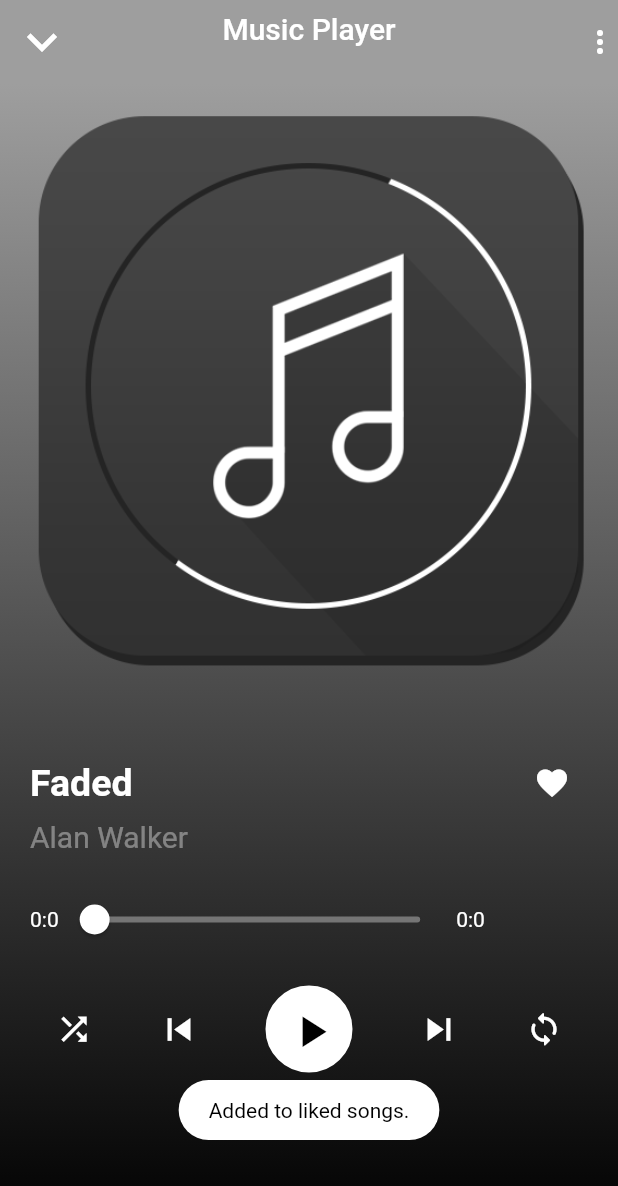
After one commit to sawantmohit25/Practice_concepts, a Flutter app: the PlayAudio screen opened directly, after a tap on the "favorite outline" icon, on a phone screen of 412 x 824 dp. The commit adds this screen. Shown: the top 1186 px of the screen. Run offline on Flutter 3.47's test engine with Material 2 defaults, Android fonts, the phone set to English and light mode, and no system bars; our stand-ins replace audioplayers, barcode_widget, cloud_firestore, device_preview, dio, firebase_auth and 16 more; missing offline and left inert: flutter_barcode_scanner, flutter_downloader, tutorial_coach_mark; accounts and stored records are empty; generated files the repository leaves out were written again.

Commit message:
Implemented downloading audio feature and playing it in music player

```diff
--- /dev/null
+++ b/lib/audio_player/play_downloaded_audio.dart
@@ -0,0 +1,201 @@
+import 'package:audioplayers/audioplayers.dart';
+import 'package:flutter/material.dart';
+import 'package:fluttertoast/fluttertoast.dart';
+import 'package:path_provider/path_provider.dart';
+class PlayAudio extends StatefulWidget {
+  String fileName;
+  PlayAudio({this.fileName});
+   @override
+  _PlayAudioState createState() => _PlayAudioState();
+}
+
+class _PlayAudioState extends State<PlayAudio> {
+
+  bool playing=false,onClicked=false;
+  IconData playButton=Icons.play_arrow;
+  IconData likeButton=Icons.favorite_border;
+
+  AudioPlayer audioPlayer;
+  // AudioCache audioCache;
+
+  Duration position=Duration();
+  Duration musicLength=Duration();
+
+
+
+  Widget slider(){
+    return Container(
+      width:265,
+      child: Slider.adaptive(
+        inactiveColor:Colors.grey[600],
+        activeColor: Colors.white,
+        value:position.inSeconds.toDouble(),
+        max:musicLength.inSeconds.toDouble(),
+        onChanged:(val){
+          seekToSec(val.toInt());
+        },
+      ),
+    );
+  }
+
+  void seekToSec(int sec) {
+    Duration newPosition=Duration(seconds:sec);
+    audioPlayer.seek(newPosition);
+  }
+
+  @override
+  void initState() {
+    audioPlayer=AudioPlayer();
+    // audioCache=AudioCache(fixedPlayer:audioPlayer);
+
+    audioPlayer.onDurationChanged.listen((d) {
+      setState(() {
+        musicLength=d;
+      });
+    });
+
+    audioPlayer.onAudioPositionChanged.listen((p) {
+      setState(() {
+        position=p;
+      });
+    });
+
+    // audioCache.load('faded.mp3');
+    super.initState();
+    super.initState();
+  }
+  @override
+  Widget build(BuildContext context) {
+    return Scaffold(
+      appBar:AppBar(
+        title:Column(
+          children: [
+            Text('Music Player',style:TextStyle(fontSize:20.0),),
+            Text(widget.fileName!=null?'${widget.fileName}.mp3':'',style:TextStyle(fontSize:15.0,fontWeight:FontWeight.bold),)
+          ],
+        ),
+        centerTitle:true,
+        elevation:0,
+        backgroundColor:Colors.grey,
+        leading:Icon(Icons.keyboard_arrow_down_outlined,size:40,),
+        actions: [
+          Icon(Icons.more_vert)
+        ],
+      ),
+      body:Container(
+        decoration:BoxDecoration(
+            gradient:LinearGradient(
+              colors: [
+                Colors.grey,
+                Colors.black
+              ],
+              begin:Alignment.topCenter,
+              end:Alignment.bottomCenter,
+            )
+        ),
+        child:Padding(
+          padding:EdgeInsets.fromLTRB(20.0,20.0,20.0,20.0),
+          child:Column(
+            children: [
+              Container(
+                child:Image.asset('assets/musicplayer.png'),
+              ),
+              SizedBox(height:50.0,),
+              Row(
+                mainAxisAlignment:MainAxisAlignment.spaceBetween,
+                children: [
+                  Row(
+                    mainAxisAlignment:MainAxisAlignment.start,
+                    children: [
+                      Text('Faded',style:TextStyle(fontSize:25.0,color:Colors.white,fontWeight:FontWeight.bold),),
+                    ],
+                  ),
+                  IconButton(onPressed:(){
+                    if(!onClicked){
+                      setState(() {
+                        likeButton=Icons.favorite;
+                        onClicked=true;
+                      });
+                      Fluttertoast.showToast(
+                          msg:'Added to liked songs.',
+                          toastLength: Toast.LENGTH_SHORT,
+                          gravity: ToastGravity.BOTTOM,
+                          backgroundColor: Colors.white,
+                          textColor: Colors.black
+                      );
+                    }
+                    else{
+                      setState(() {
+                        likeButton=Icons.favorite_border;
+                        onClicked=false;
+                      });
+                      Fluttertoast.showToast(
+                          msg:'Removed from liked songs.',
+                          toastLength: Toast.LENGTH_SHORT,
+                          gravity: ToastGravity.BOTTOM,
+                          backgroundColor: Colors.white,
+                          textColor: Colors.black
+                      );
+                    }
+                  },icon:Icon(likeButton,color:Colors.white,))
+                ],
+              ),
+              Row(
+                mainAxisAlignment:MainAxisAlignment.start,
+                children: [
+                  Text('Alan Walker',style:TextStyle(fontSize:20,color:Colors.white38),),
+                ],
+              ),
+              SizedBox(height:20,),
+              Row(
+                children: [
+                  Text('${position.inMinutes}:${position.inSeconds.remainder(60)}',style:TextStyle(color:Colors.white),),
+                  slider(),
+                  Text('${musicLength.inMinutes}:${musicLength.inSeconds.remainder(60)}',style:TextStyle(color:Colors.white),),
+                ],
+              ),
+              SizedBox(height:20,),
+              Row(
+                mainAxisAlignment:MainAxisAlignment.spaceAround,
+                crossAxisAlignment:CrossAxisAlignment.center,
+                children: [
+                  Icon(Icons.shuffle,size: 25,color:Colors.white,),
+                  IconButton(icon:Icon(Icons.skip_previous,size: 30,color:Colors.white,), onPressed:(){}),
+                  Container(decoration: BoxDecoration(
+                      color:Colors.white,
+                      borderRadius: BorderRadius.circular(100),
+                      border: Border.all(width: 5, color: Colors.white)),child: IconButton(icon:Icon(playButton,size:35,color:Colors.black,), onPressed:()async{
+                    if(!playing){
+                      final path= await getDirPath();
+                      audioPlayer.play('${path}/${widget.fileName}',isLocal:true);
+                      // audioCache.play('faded.mp3');
+                      setState(() {
+                        playButton=Icons.pause;
+                        playing=true;
+                      });
+                    }
+                    else{
+                      audioPlayer.pause();
+                      setState(() {
+                        playButton=Icons.play_arrow;
+                        playing=false;
+                      });
+                    }
+                  })),
+                  IconButton(icon:Icon(Icons.skip_next,size: 30,color:Colors.white,), onPressed:(){}),
+                  Icon(Icons.sync_rounded,size: 25,color:Colors.white,),
+                ],
+              )
+            ],
+          ),
+        ),
+      ),
+    );
+  }
+
+  Future<String> getDirPath() async{
+    final externalDirectory= await getExternalStorageDirectory();
+    final path=externalDirectory.path;
+    return path;
+  }
+}
--- a/pubspec.yaml
+++ b/pubspec.yaml
@@ -54,6 +54,7 @@ dependencies:
   get: ^3.15.0
   tutorial_coach_mark: ^0.6.0+1
   audioplayers: ^0.17.4
+  flutter_downloader: ^1.5.2
 
 
 
@@ -93,6 +94,7 @@ flutter:
      - assets/car_icon.png
      - assets/faded.mp3
      - assets/fadedimage.jpg
+     - assets/musicplayer.png
 
   # An image asset can refer to one or more resolution-specific "variants", see
   # https://flutter.dev/assets-and-images/#resolution-aware.
```
Also changed, not shown: lib/audio_player/download_audio.dart (added, +188 -0 lines), lib/main.dart (+6 -2 lines), assets/musicplayer.png (added), pubspec.lock, 1 other file.
